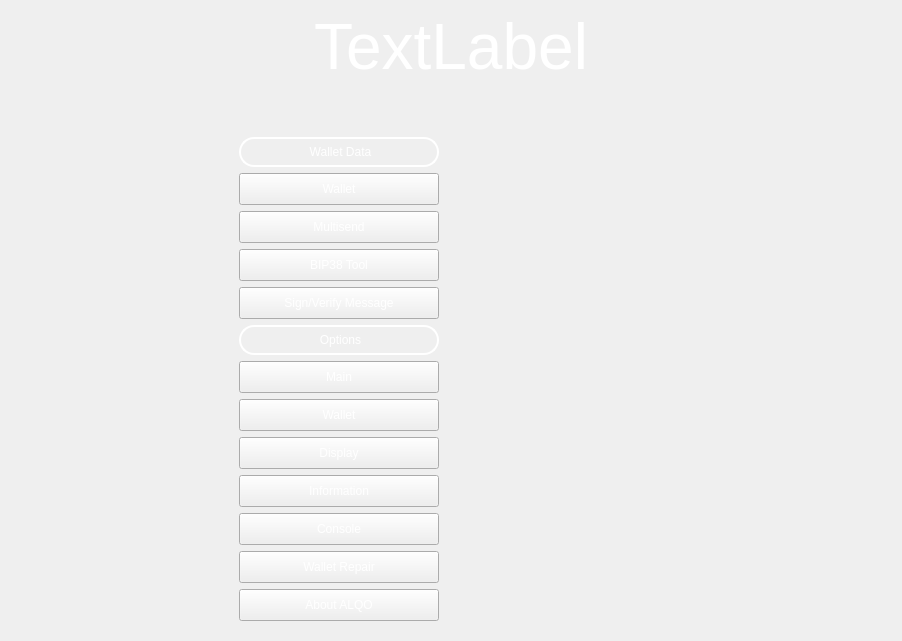
Before: the Qt Designer form src/qt/settings/forms/settingswidget.ui in eons-finance/ALQO, drawn with Qt 5.
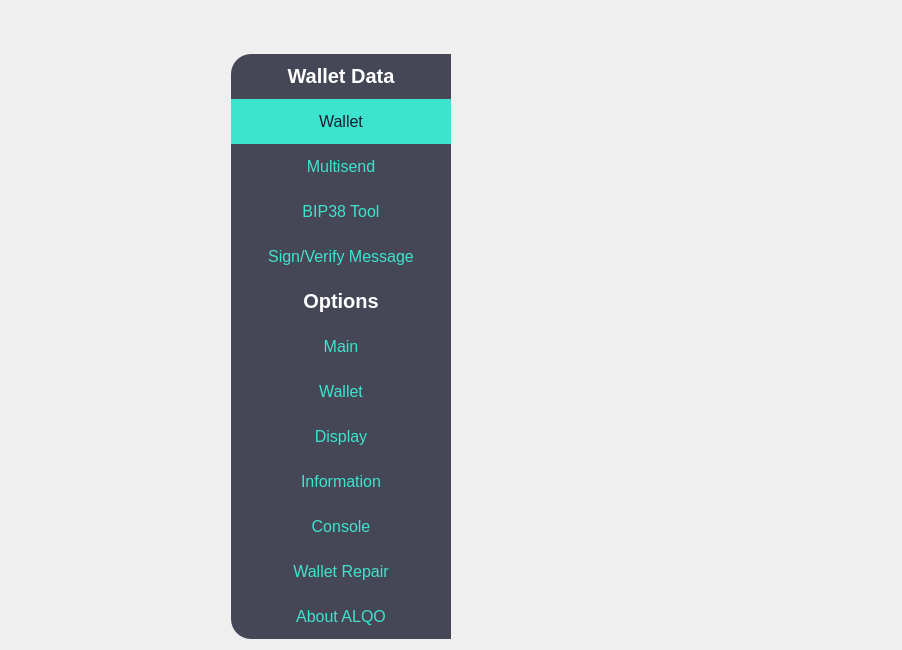
After: the same form once the commit is applied. Custom widgets are drawn as their Qt base class.

Commit message: polish the style and fix some bugs

What changed in the file:
```diff
--- a/src/qt/settings/forms/settingswidget.ui
+++ b/src/qt/settings/forms/settingswidget.ui
@@ -7,7 +7,7 @@
     <x>0</x>
     <y>0</y>
     <width>902</width>
-    <height>641</height>
+    <height>650</height>
    </rect>
   </property>
   <property name="windowTitle">
@@ -16,46 +16,6 @@
   <layout class="QVBoxLayout" name="verticalLayout_3">
    <item>
     <layout class="QVBoxLayout" name="verticalLayout">
-     <item>
-      <layout class="QHBoxLayout" name="horizontalLayout">
-       <item>
-        <spacer name="horizontalSpacer_3">
-         <property name="orientation">
-          <enum>Qt::Horizontal</enum>
-         </property>
-         <property name="sizeHint" stdset="0">
-          <size>
-           <width>40</width>
-           <height>20</height>
-          </size>
-         </property>
-        </spacer>
-       </item>
-       <item>
-        <widget class="QLabel" name="labelTitle">
-         <property name="styleSheet">
-          <string notr="true">color:white;</string>
-         </property>
-         <property name="text">
-          <string>&lt;html&gt;&lt;head/&gt;&lt;body&gt;&lt;p align=&quot;center&quot;&gt;&lt;span style=&quot; font-size:48pt; color:#ffffff;&quot;&gt;TextLabel&lt;/span&gt;&lt;/p&gt;&lt;/body&gt;&lt;/html&gt;</string>
-         </property>
-        </widget>
-       </item>
-       <item>
-        <spacer name="horizontalSpacer_2">
-         <property name="orientation">
-          <enum>Qt::Horizontal</enum>
-         </property>
-         <property name="sizeHint" stdset="0">
-          <size>
-           <width>40</width>
-           <height>20</height>
-          </size>
-         </property>
-        </spacer>
-       </item>
-      </layout>
-     </item>
      <item>
       <spacer name="verticalSpacer">
        <property name="orientation">
@@ -71,6 +31,9 @@
      </item>
      <item>
       <layout class="QHBoxLayout" name="horizontalLayout_5">
+       <property name="spacing">
+        <number>0</number>
+       </property>
        <item>
         <spacer name="horizontalSpacer_4">
          <property name="orientation">
@@ -87,9 +50,47 @@
        <item>
         <widget class="QFrame" name="verticalFrame">
          <property name="styleSheet">
-          <string notr="true">QLabel{ border: 2px solid white; border-radius: 15px; background-color: transparent; color:white;}QPushButton{color:white; text-align:center;}</string>
+          <string notr="true">QFrame#verticalFrame {
+   background: rgba(26, 29, 49, 0.8);
+border-top-left-radius: 20px;
+border-bottom-left-radius: 20px;
+}
+QLabel {
+color: white;
+font-size:20px;
+}
+QPushButton {
+color: #3de4cd;
+border: none;
+padding: 10px 30px;
+font-size: 16px;
+}
+QPushButton:hover{
+border: 1px solid #3de4cd;
+}
+
+QPushButton:checked
+{
+	color: #1a1d31;
+background-color: #3de4cd;
+}</string>
          </property>
          <layout class="QVBoxLayout" name="verticalLayout_10">
+          <property name="spacing">
+           <number>0</number>
+          </property>
+          <property name="leftMargin">
+           <number>0</number>
+          </property>
+          <property name="topMargin">
+           <number>0</number>
+          </property>
+          <property name="rightMargin">
+           <number>0</number>
+          </property>
+          <property name="bottomMargin">
+           <number>0</number>
+          </property>
           <item>
            <widget class="QLabel" name="label">
             <property name="sizePolicy">
@@ -101,17 +102,19 @@
             <property name="minimumSize">
              <size>
               <width>0</width>
-              <height>30</height>
+              <height>45</height>
              </size>
             </property>
             <property name="maximumSize">
              <size>
               <width>16777215</width>
-              <height>50</height>
+              <height>16777215</height>
              </size>
             </property>
             <property name="styleSheet">
-             <string notr="true">text-align:center;</string>
+             <string notr="true">text-align:center;
+background: transparent;
+font-weight: 800;</string>
             </property>
             <property name="text">
              <string>&lt;html&gt;&lt;head/&gt;&lt;body&gt;&lt;p align=&quot;center&quot;&gt;Wallet Data&lt;/p&gt;&lt;/body&gt;&lt;/html&gt;</string>
@@ -129,21 +132,27 @@
             <property name="minimumSize">
              <size>
               <width>0</width>
-              <height>32</height>
+              <height>45</height>
              </size>
             </property>
             <property name="maximumSize">
              <size>
               <width>16777215</width>
-              <height>32</height>
+              <height>16777215</height>
              </size>
             </property>
+            <property name="styleSheet">
+             <string notr="true"/>
+            </property>
             <property name="text">
              <string>Wallet</string>
             </property>
             <property name="checkable">
              <bool>true</bool>
             </property>
+            <property name="checked">
+             <bool>true</bool>
+            </property>
             <property name="autoExclusive">
              <bool>false</bool>
             </property>
@@ -160,13 +169,13 @@
             <property name="minimumSize">
              <size>
               <width>0</width>
-              <height>32</height>
+              <height>45</height>
              </size>
             </property>
             <property name="maximumSize">
              <size>
               <width>16777215</width>
-              <height>32</height>
+              <height>16777215</height>
              </size>
             </property>
             <property name="text">
@@ -191,13 +200,13 @@
             <property name="minimumSize">
              <size>
               <width>0</width>
-              <height>32</height>
+              <height>45</height>
              </size>
             </property>
             <property name="maximumSize">
              <size>
               <width>16777215</width>
-              <height>32</height>
+              <height>16777215</height>
              </size>
             </property>
             <property name="text">
@@ -222,15 +231,18 @@
             <property name="minimumSize">
              <size>
               <width>0</width>
-              <height>32</height>
+              <height>45</height>
              </size>
             </property>
             <property name="maximumSize">
              <size>
               <width>16777215</width>
-              <height>32</height>
+              <height>16777215</height>
              </size>
             </property>
+            <property name="styleSheet">
+             <string notr="true"/>
+            </property>
             <property name="text">
              <string>Sign/Verify Message</string>
             </property>
@@ -253,17 +265,19 @@
             <property name="minimumSize">
              <size>
               <width>0</width>
-              <height>30</height>
+              <height>45</height>
              </size>
             </property>
             <property name="maximumSize">
              <size>
               <width>16777215</width>
-              <height>50</height>
+              <height>16777215</height>
              </size>
             </property>
             <property name="styleSheet">
-             <string notr="true">text-align:center;</string>
+             <string notr="true">text-align:center;
+background: transparent;
+font-weight: 800;</string>
             </property>
             <property name="text">
              <string>&lt;html&gt;&lt;head/&gt;&lt;body&gt;&lt;p align=&quot;center&quot;&gt;Options&lt;/p&gt;&lt;/body&gt;&lt;/html&gt;</string>
@@ -281,15 +295,18 @@
             <property name="minimumSize">
              <size>
               <width>0</width>
-              <height>32</height>
+              <height>45</height>
              </size>
             </property>
             <property name="maximumSize">
              <size>
               <width>16777215</width>
-              <height>32</height>
+              <height>16777215</height>
              </size>
             </property>
+            <property name="styleSheet">
+             <string notr="true"/>
+            </property>
             <property name="text">
              <string>Main</string>
             </property>
@@ -315,13 +332,13 @@
             <property name="minimumSize">
              <size>
               <width>0</width>
-              <height>32</height>
+              <height>45</height>
              </size>
             </property>
             <property name="maximumSize">
              <size>
               <width>16777215</width>
-              <height>32</height>
+              <height>16777215</height>
              </size>
             </property>
             <property name="text">
@@ -346,13 +363,13 @@
             <property name="minimumSize">
              <size>
               <width>0</width>
-              <height>32</height>
+              <height>45</height>
              </size>
             </property>
             <property name="maximumSize">
              <size>
               <width>16777215</width>
-              <height>32</height>
+              <height>16777215</height>
              </size>
             </property>
             <property name="text">
@@ -377,13 +394,13 @@
             <property name="minimumSize">
              <size>
               <width>0</width>
-              <height>32</height>
+              <height>45</height>
              </size>
             </property>
             <property name="maximumSize">
              <size>
               <width>16777215</width>
-              <height>32</height>
+              <height>16777215</height>
              </size>
             </property>
             <property name="text">
@@ -411,13 +428,13 @@
             <property name="minimumSize">
              <size>
               <width>0</width>
-              <height>32</height>
+              <height>45</height>
              </size>
             </property>
             <property name="maximumSize">
              <size>
               <width>16777215</width>
-              <height>32</height>
+              <height>16777215</height>
              </size>
             </property>
             <property name="text">
@@ -442,13 +459,13 @@
             <property name="minimumSize">
              <size>
               <width>0</width>
-              <height>32</height>
+              <height>45</height>
              </size>
             </property>
             <property name="maximumSize">
              <size>
               <width>16777215</width>
-              <height>32</height>
+              <height>16777215</height>
              </size>
             </property>
             <property name="text">
@@ -473,15 +490,34 @@
             <property name="minimumSize">
              <size>
               <width>0</width>
-              <height>32</height>
+              <height>45</height>
              </size>
             </property>
             <property name="maximumSize">
              <size>
               <width>16777215</width>
-              <height>32</height>
+              <height>16777215</height>
              </size>
             </property>
+            <property name="styleSheet">
+             <string notr="true">
+QPushButton {
+color: #3de4cd;
+border: none;
+border-bottom-left-radius: 20px;
+padding: 10px 30px;
+font-size: 16px;
+}
+QPushButton:hover{
+border: 1px solid #3de4cd;
+}
+
+QPushButton:checked
+{
+	color: #1a1d31;
+background-color: #3de4cd;
+}</string>
+            </property>
             <property name="text">
              <string>About ALQO</string>
             </property>
@@ -497,18 +533,48 @@
         </widget>
        </item>
        <item>
-        <layout class="QVBoxLayout" name="verticalLayout_2">
-         <item>
-          <widget class="QStackedWidget" name="stackedWidgetContainer">
-           <property name="sizePolicy">
-            <sizepolicy hsizetype="Expanding" vsizetype="Preferred">
-             <horstretch>0</horstretch>
-             <verstretch>0</verstretch>
-            </sizepolicy>
-           </property>
-          </widget>
-         </item>
-        </layout>
+        <widget class="QWidget" name="stackedContainer" native="true">
+         <layout class="QVBoxLayout" name="verticalLayout_2">
+          <property name="leftMargin">
+           <number>15</number>
+          </property>
+          <property name="topMargin">
+           <number>15</number>
+          </property>
+          <property name="rightMargin">
+           <number>15</number>
+          </property>
+          <property name="bottomMargin">
+           <number>0</number>
+          </property>
+          <item>
+           <widget class="QSlideStackedWidget" name="stackedWidgetContainer">
+            <property name="sizePolicy">
+             <sizepolicy hsizetype="Expanding" vsizetype="Preferred">
+              <horstretch>0</horstretch>
+              <verstretch>0</verstretch>
+             </sizepolicy>
+            </property>
+            <property name="styleSheet">
+             <string notr="true"/>
+            </property>
+           </widget>
+          </item>
+          <item>
+           <spacer name="verticalSpacer_3">
+            <property name="orientation">
+             <enum>Qt::Vertical</enum>
+            </property>
+            <property name="sizeHint" stdset="0">
+             <size>
+              <width>20</width>
+              <height>40</height>
+             </size>
+            </property>
+           </spacer>
+          </item>
+         </layout>
+        </widget>
        </item>
        <item>
         <spacer name="horizontalSpacer">
@@ -529,6 +595,14 @@
    </item>
   </layout>
  </widget>
+ <customwidgets>
+  <customwidget>
+   <class>QSlideStackedWidget</class>
+   <extends>QStackedWidget</extends>
+   <header>qt/qslidestakingwidget.h</header>
+   <container>1</container>
+  </customwidget>
+ </customwidgets>
  <resources/>
  <connections/>
 </ui>
```
Left out of the diff: 22 changed lines with no effect on the pictures. The commit also changes 24 other files.
